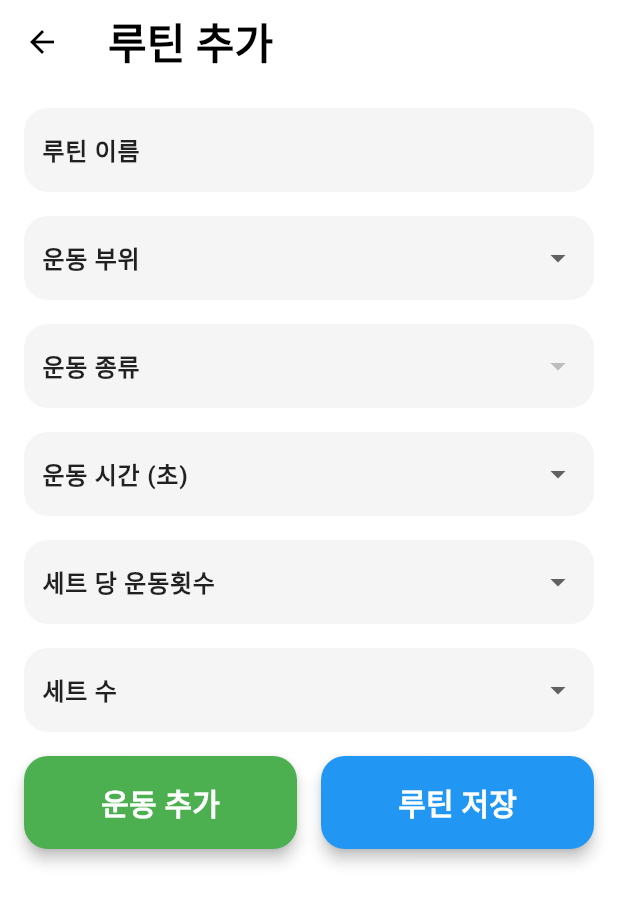
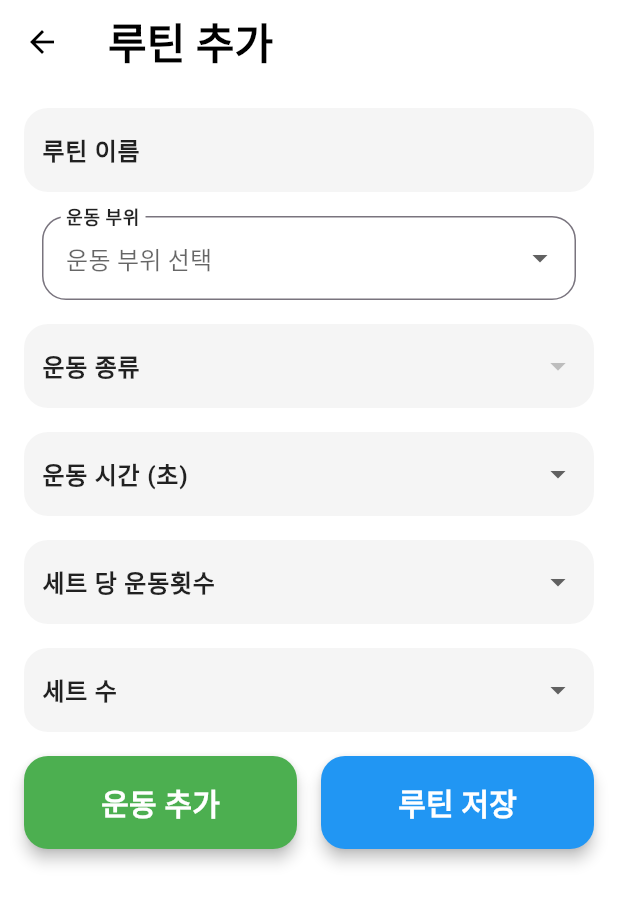
Before and after one commit to CBNU-younghun/OSS-TeamProject-app, a Flutter app: the AddRoutinePage screen opened directly, on a phone screen of 412 x 824 dp. Shown: the top 904 px of the screen. Run offline on Flutter 3.47's test engine with Material 3 defaults, Android fonts, the phone set to English and light mode, and no system bars; our stand-ins replace fl_chart, flutter_neumorphic_plus, font_awesome_flutter, shared_preferences, video_player; accounts and stored records are empty; Roboto replaces fonts that are missing (Bebas Neue).

Commit message:
디자인 변경: 루틴 추가 페이지에서 운동 부위 선택 드롭다운 버튼 디자인 변경 배경 색상 회색 -> 흰색 테두리 추가 '운동 부위' 텍스트를 선에 걸치도록 하고 박스 안에는 힌트 메시지 출력

```diff
--- a/lib/routine/add_routine_page.dart
+++ b/lib/routine/add_routine_page.dart
@@ -119,9 +119,9 @@ class _AddRoutinePageState extends State<AddRoutinePage> {
             Container(
               padding: EdgeInsets.symmetric(horizontal: 12.0),
               decoration: BoxDecoration(
-                color: Colors.grey[100],
-                borderRadius: BorderRadius.circular(16.0),
+                color: Colors.white,
               ),
+              width: double.infinity,
               child: DropdownButtonFormField<String>(
                 dropdownColor: Colors.white, // 운동 부위 선택 드롭다운 폼 색상 흰색으로 설정
                 items: exercises
@@ -141,6 +141,7 @@ class _AddRoutinePageState extends State<AddRoutinePage> {
                   ),
                 ))
                     .toList(),
+                hint: Text('운동 부위 선택'),
                 onChanged: (value) {
                   setState(() {
                     filteredExercises = exercises
@@ -158,7 +159,9 @@ class _AddRoutinePageState extends State<AddRoutinePage> {
                     fontSize: 16.0,
                     color: Colors.black87,
                   ),
-                  border: InputBorder.none,
+                  border: OutlineInputBorder(
+                    borderRadius: BorderRadius.circular(16.0),
+                  ),
                 ),
               ),
             ),
```
